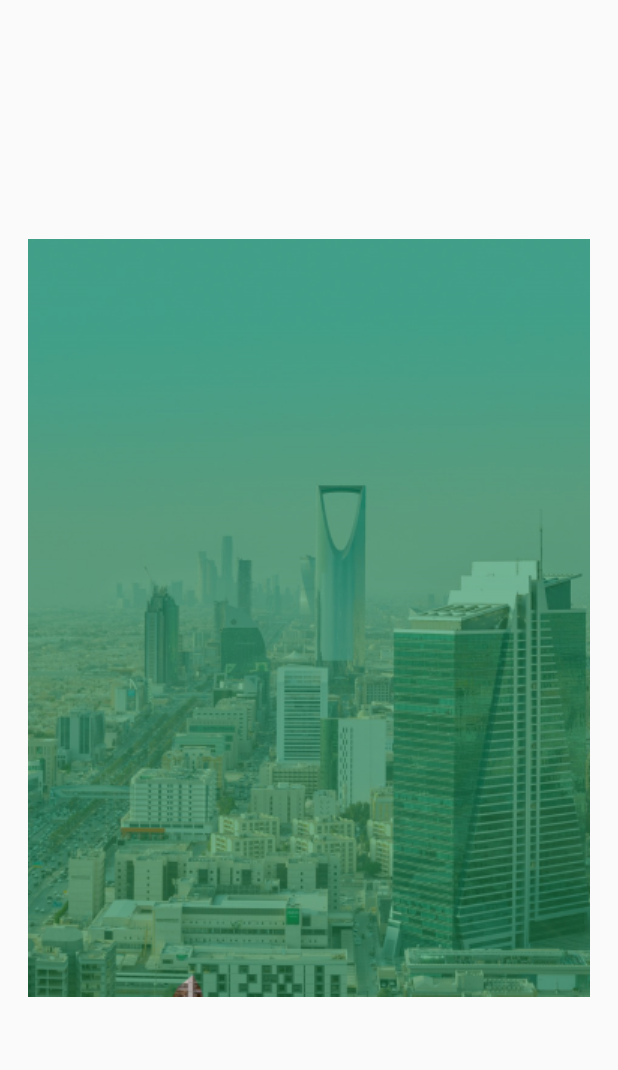
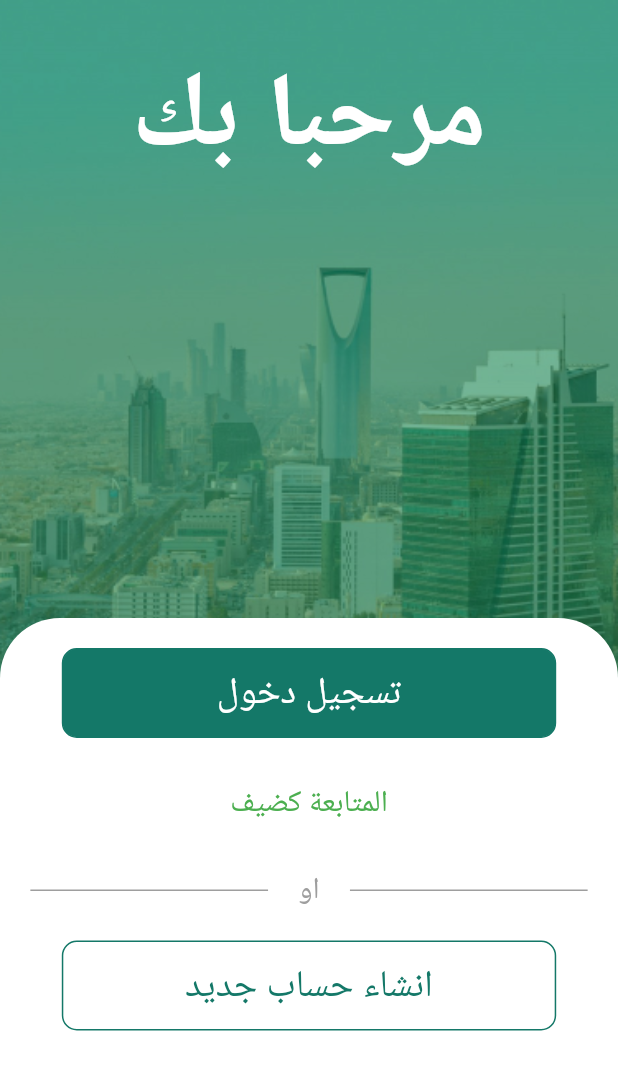
Before and after one commit to abdoashraf111/essnad, a Flutter app: the screen it shows after launch, on a phone screen of 412 x 824 dp. Shown: the top 1070 px of the screen. Run offline on Flutter 3.47's test engine with Material 2 defaults, Android fonts, the phone set to English and light mode, and no system bars; our stand-ins replace animated_splash_screen, get.

Commit message:
sign in /out

```diff
--- /dev/null
+++ b/lib/reuseable_component/cutom_button.dart
@@ -0,0 +1,35 @@
+import 'dart:ui';
+
+import 'package:flutter/material.dart';
+
+class CustomButton extends StatelessWidget {
+  CustomButton(
+      {Key? key,
+        required this.onPressed,
+        required this.text,
+        required this.ButtonColor,
+        required this.TextColor
+      })
+      : super(key: key);
+  void Function() onPressed;
+  String text;
+  Color ButtonColor;
+  Color TextColor;
+
+  @override
+  Widget build(BuildContext context) {
+    return InkWell(
+      onTap: onPressed,
+      child: Container(
+        width: MediaQuery.of(context).size.width/1.25,
+        height: 60,
+        decoration: BoxDecoration(
+          border: Border.all(color:Color(0xff147868), ),
+          borderRadius: BorderRadius.all( Radius.circular(10),),
+          color: ButtonColor,
+        ),
+        child:Center(child: Text(text,style: TextStyle(fontSize: 25,color: TextColor),)) ,
+      ),
+    );
+  }
+}
--- a/lib/screens/hello screen/hello_screen.dart
+++ b/lib/screens/hello screen/hello_screen.dart
@@ -1,5 +1,10 @@
+import 'package:essnad/reuseable_component/cutom_button.dart';
+import 'package:essnad/screens/signin_screen/sign_in_screen.dart';
+import 'package:essnad/screens/signup_screen/sign_up_screen.dart';
 import 'package:flutter/cupertino.dart';
 import 'package:flutter/material.dart';
+import 'package:get/get.dart';
+import 'package:get/get_core/src/get_main.dart';
 
 class HelloScreen extends StatelessWidget {
   const HelloScreen({Key? key}) : super(key: key);
@@ -7,28 +12,99 @@ class HelloScreen extends StatelessWidget {
   @override
   Widget build(BuildContext context) {
     return Scaffold(
-      body: Stack(children: [
+      body: SafeArea(
+        child: Stack(children: [
           Container(
-          width: double.infinity,
-          height: double.infinity,
+            width: MediaQuery.of(context).size.width,
+            height: MediaQuery.of(context).size.height,
           ),
           Positioned(
+            top: 0,
             child: Container(
-            height: double.infinity,
-            width: double.infinity,
+              height: MediaQuery.of(context).size.height / 1.5,
+              width: MediaQuery.of(context).size.width,
               decoration: BoxDecoration(
                 image: DecorationImage(
-                image: AssetImage("lib/images/2.png"),
+                    image: AssetImage("lib/images/2.png"), fit: BoxFit.fill,),
+              ),
+              child: Column(
+                children: [
+                  SizedBox(
+                    height: 30,
+                  ),
+                  Text(
+                    "مرحبا بك",
+                    style: TextStyle(
+                        fontSize: 70,
+                        color: Colors.white,
+                        fontWeight: FontWeight.bold),
+                  )
+                ],
               ),
             ),
-            child: Text(""),
+          ),
+          Positioned(
+            top: MediaQuery.of(context).size.height / 2,
+            child: Container(
+              width: MediaQuery.of(context).size.width,
+              height: MediaQuery.of(context).size.height,
+              decoration: BoxDecoration(
+                  borderRadius: BorderRadius.only(
+                      topRight: Radius.circular(40),
+                      topLeft: Radius.circular(40)),
+                  color: Colors.white),
+              child: Column(
+                children: [
+                  SizedBox(
+                    height: 20,
+                  ),
+                  CustomButton(
+                    TextColor: Colors.white,
+                      ButtonColor:Color(0xff147868) ,
+                      text: "تسجيل دخول", onPressed: () {Get.to(SignIn());}),
+                  SizedBox(
+                    height: 20,
+                  ),
+                  TextButton(
+                      onPressed: () {},
+                      child: Text(
+                        "المتابعة كضيف",
+                        style: TextStyle(
+                            fontSize: 20,
+                            color: Colors.green),
+                      )),
+                  SizedBox(
+                    height: 20,
+                  ),
+                  Row(
+                    children: [
+                      Spacer(flex: 1,),
+                      Container(
+                        width:MediaQuery.of(context).size.width/2.6 ,
+                        height: 1,color: Colors.grey,),
+                      Spacer(flex: 1,),
+                      Text("او",style: TextStyle(color: Colors.grey,fontSize: 20)),
+                      Spacer(flex: 1,),
+                      Container(
+                        width:MediaQuery.of(context).size.width/2.6 ,
+                        height: 1,color: Colors.grey,),
+                      Spacer(flex: 1,),
+                    ],
+                  ),
+                  SizedBox(
+                    height: 20,
+                  ),
+                  CustomButton(
+                    TextColor: Color(0xff147868),
+                      ButtonColor: Colors.white,
+                      onPressed: (){Get.to(SignUp());},
+                      text: "انشاء حساب جديد")
+                ],
               ),
             ),
-        Container(
-          child: Text(""),
-          color: Colors.black,
           )
         ]),
+      ),
     );
   }
 }
```
Also changed, not shown: lib/reuseable_component/custom_textform.dart (added, +35 -0 lines), lib/screens/signin_screen/sign_in_screen.dart (added, +148 -0 lines), lib/screens/signup_screen/service.dart (added, +13 -0 lines), lib/screens/signup_screen/sign_up_screen.dart (added, +173 -0 lines). Lines whose indentation alone changed are shown as unchanged.
